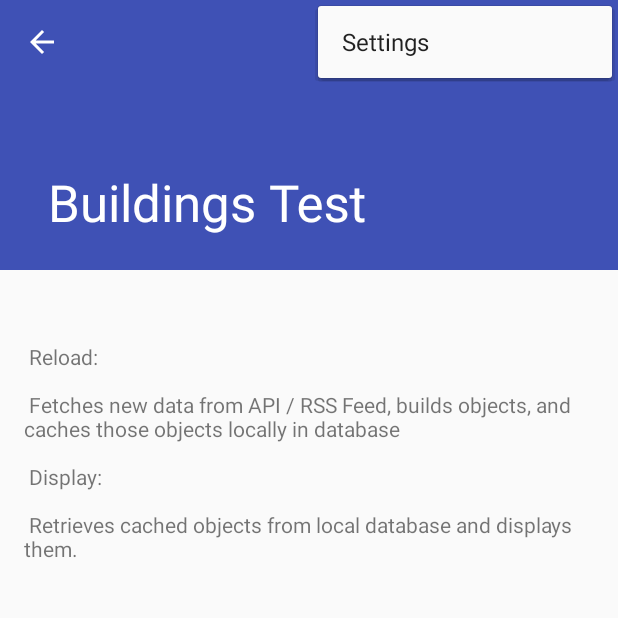
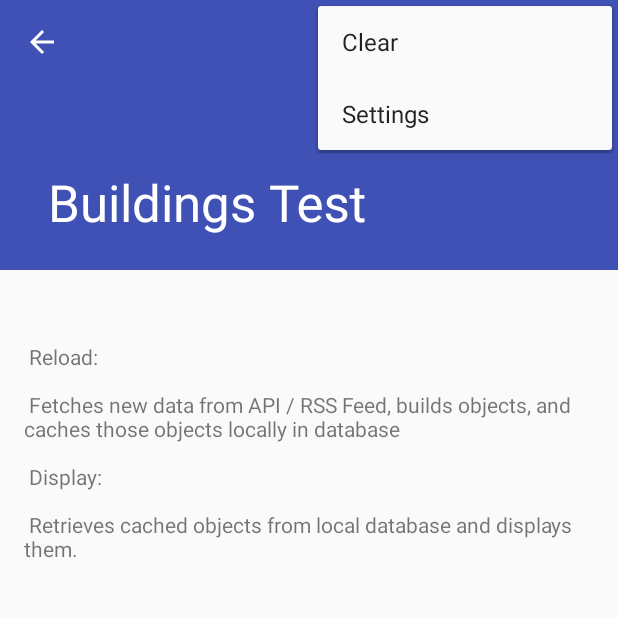
Before and after one commit to vnguyen70/GTInteractive, an Android app: the BuildingsTestActivity screen opened directly, with no data from a screen before it, with the options menu open, on a phone screen of 412 x 824 dp, the top half of it. Run offline under Robolectric (Android 15) with nearby library versions, the phone set to English and light mode, and no system bars; our stand-ins replace Volley; network calls fail.

Commit message:
test activities can now clear database objects; fixed View Internal Map button in building detail activity

```diff
--- a/GTInteractive/app/src/main/res/menu/menu_buildings_test.xml
+++ b/GTInteractive/app/src/main/res/menu/menu_buildings_test.xml
@@ -4,12 +4,16 @@
     tools:context="com.example.vi_tu.gtinteractive.BuildingsTestActivity">
 
     <item
+        android:id="@+id/action_display"
+        android:title="@string/action_display"
+        app:showAsAction="ifRoom" />
+    <item
         android:id="@+id/action_reload"
         android:title="@string/action_reload"
         app:showAsAction="ifRoom" />
     <item
-        android:id="@+id/action_display"
-        android:title="@string/action_display"
+        android:id="@+id/action_clear"
+        android:title="@string/action_clear"
         app:showAsAction="ifRoom" />
     <item
         android:id="@+id/action_settings"
--- a/GTInteractive/app/src/main/res/values/strings.xml
+++ b/GTInteractive/app/src/main/res/values/strings.xml
@@ -32,4 +32,5 @@
     <string name="temp_hours">8:00AM - 8:00PM</string>
     <string name="general_information">General Information</string>
     <string name="address">Address:</string>
+    <string name="action_clear">Clear</string>
 </resources>
```
Also changed, not shown: GTInteractive/app/src/main/java/com/example/vi_tu/gtinteractive/BuildingsTestActivity.java (+14 -6 lines), GTInteractive/app/src/main/java/com/example/vi_tu/gtinteractive/DiningsTestActivity.java (+14 -6 lines), GTInteractive/app/src/main/java/com/example/vi_tu/gtinteractive/EventsTestActivity.java (+18 -10 lines), GTInteractive/app/src/main/res/layout/activity_building_details.xml (+2 -5 lines), GTInteractive/app/src/main/res/menu/menu_dinings_test.xml (+6 -2 lines), GTInteractive/app/src/main/res/menu/menu_events_test.xml (+6 -2 lines).
